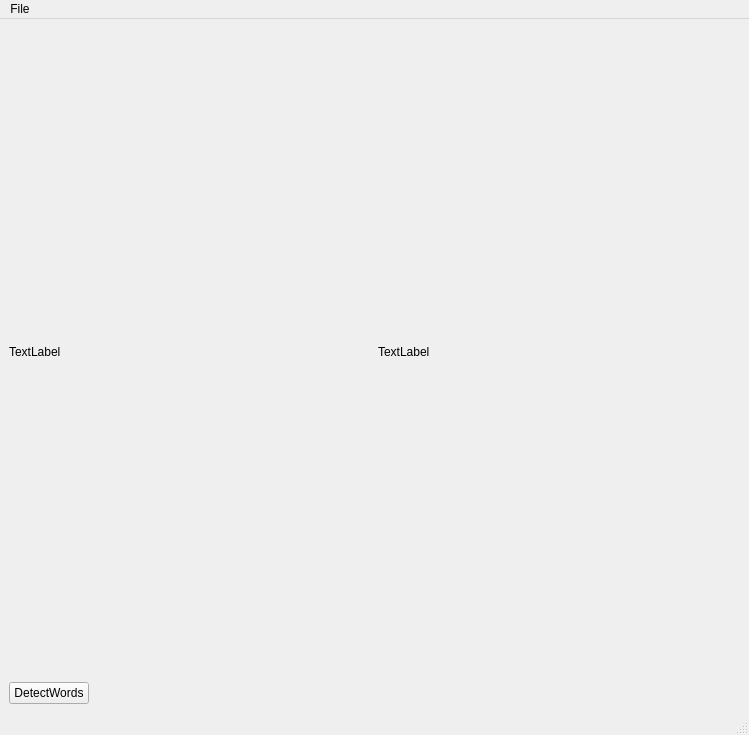
First picture: the form in src/Ui/CivilRegistryAnalyzer.ui, repository PlathC/VitalRecordAnalyser, before the edit.
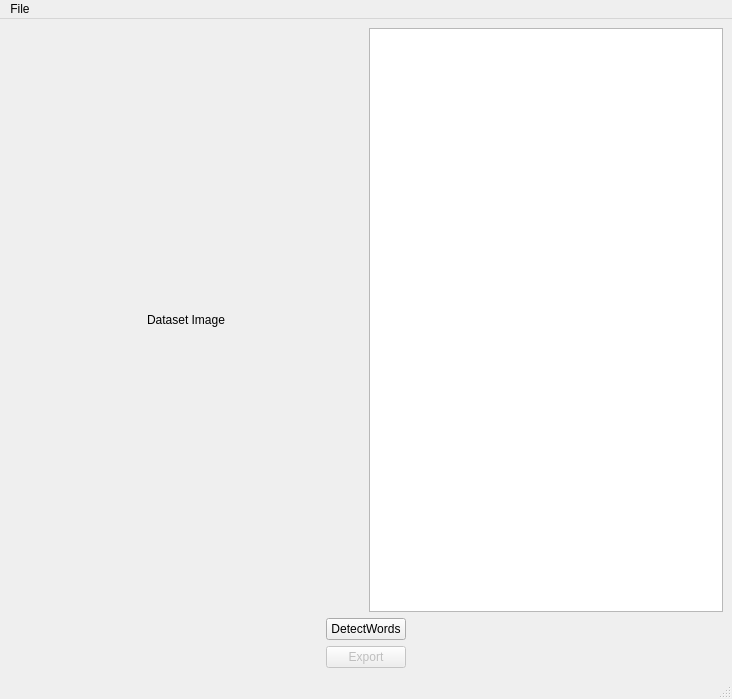
Second picture: the form after the edit.

Diff of the .ui file:
```diff
--- a/src/Ui/CivilRegistryAnalyzer.ui
+++ b/src/Ui/CivilRegistryAnalyzer.ui
@@ -6,14 +6,26 @@
    <rect>
     <x>0</x>
     <y>0</y>
-    <width>749</width>
-    <height>735</height>
+    <width>732</width>
+    <height>699</height>
    </rect>
   </property>
+  <property name="sizePolicy">
+   <sizepolicy hsizetype="Expanding" vsizetype="Expanding">
+    <horstretch>0</horstretch>
+    <verstretch>0</verstretch>
+   </sizepolicy>
+  </property>
   <property name="windowTitle">
    <string>MainWindow</string>
   </property>
   <widget class="QWidget" name="centralwidget">
+   <property name="layoutDirection">
+    <enum>Qt::LeftToRight</enum>
+   </property>
+   <property name="autoFillBackground">
+    <bool>true</bool>
+   </property>
    <layout class="QVBoxLayout" name="verticalLayout">
     <item>
      <layout class="QHBoxLayout" name="horizontalLayout_2">
@@ -23,24 +35,34 @@
       <item>
        <widget class="QLabel" name="m_lblImg">
         <property name="text">
-         <string>TextLabel</string>
+         <string>Dataset Image</string>
+        </property>
+        <property name="alignment">
+         <set>Qt::AlignCenter</set>
         </property>
        </widget>
       </item>
       <item>
-       <widget class="QLabel" name="m_lblDetectedText">
-        <property name="text">
-         <string>TextLabel</string>
+       <widget class="QPlainTextEdit" name="m_ptDetectedText">
+        <property name="sizePolicy">
+         <sizepolicy hsizetype="Preferred" vsizetype="Preferred">
+          <horstretch>0</horstretch>
+          <verstretch>0</verstretch>
+         </sizepolicy>
         </property>
-        <property name="wordWrap">
+        <property name="readOnly">
          <bool>true</bool>
         </property>
+        <property name="plainText">
+         <string>
+</string>
+        </property>
        </widget>
       </item>
      </layout>
     </item>
-    <item>
-     <widget class="QPushButton" name="pushButton">
+    <item alignment="Qt::AlignHCenter">
+     <widget class="QPushButton" name="m_pbDetectWords">
       <property name="sizePolicy">
        <sizepolicy hsizetype="Fixed" vsizetype="Fixed">
         <horstretch>0</horstretch>
@@ -58,6 +80,22 @@
       </property>
      </widget>
     </item>
+    <item alignment="Qt::AlignHCenter">
+     <widget class="QPushButton" name="m_pbExportDetectedText">
+      <property name="enabled">
+       <bool>false</bool>
+      </property>
+      <property name="sizePolicy">
+       <sizepolicy hsizetype="Fixed" vsizetype="Fixed">
+        <horstretch>0</horstretch>
+        <verstretch>0</verstretch>
+       </sizepolicy>
+      </property>
+      <property name="text">
+       <string>Export</string>
+      </property>
+     </widget>
+    </item>
    </layout>
   </widget>
   <widget class="QMenuBar" name="menubar">
@@ -65,7 +103,7 @@
     <rect>
      <x>0</x>
      <y>0</y>
-     <width>749</width>
+     <width>732</width>
      <height>21</height>
     </rect>
    </property>
```
Left out of the diff: 2 changed lines with no effect on the pictures.
